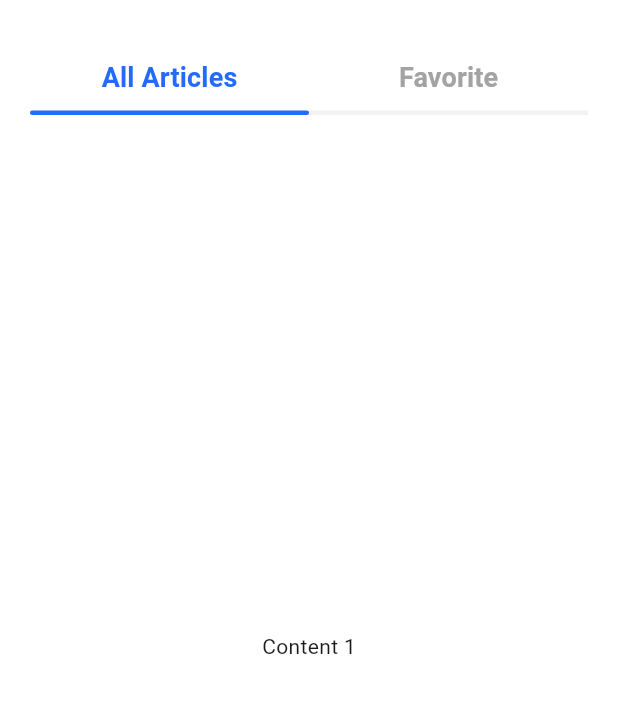
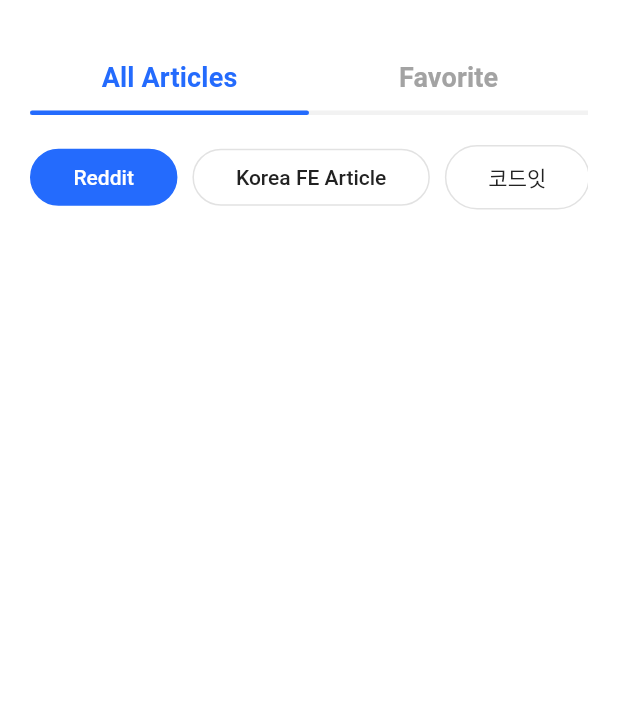
Before and after one commit to JeongEuiWang/post-it-app, a Flutter app: the HomeScreen screen opened directly, on a phone screen of 412 x 824 dp, the part 59-772 px from its top. Run offline on Flutter 3.47's test engine with Material 3 defaults, Android fonts, the phone set to English and light mode, and no system bars; our stand-ins replace flutter_svg, get; Roboto replaces fonts that are missing (Pretendard); project files that could hold a hidden picture were left out.

Commit message:
feature: Home Category Buttons UI(exclude feature)

```diff
--- /dev/null
+++ b/lib/constants/colors.dart
@@ -0,0 +1,8 @@
+import 'package:flutter/material.dart';
+
+extension CustomColors on Colors {
+  static const Color primary = Color(0xFF246BFD);
+  static const Color border = Color(0xFFE2E2E2);
+  static const Color white = Colors.white;
+  static const Color black = Color(0xFF222222);
+}
--- /dev/null
+++ b/lib/constants/font.dart
@@ -0,0 +1 @@
+const String pretendard = 'Pretendard';
--- a/lib/controller/category.controller.dart
+++ b/lib/controller/category.controller.dart
@@ -1,6 +1,6 @@
 import 'package:get/get.dart';
-import 'package:post_it/models/category_model.dart';
-import 'package:post_it/services/category_service.dart';
+import 'package:post_it/models/category.model.dart';
+import 'package:post_it/services/category.service.dart';
 
 class CategoryController extends GetxController {
   var isLoading = true.obs;
@@ -33,4 +33,8 @@ class CategoryController extends GetxController {
   void onSelectCategory(int index) {
     selectedCategoryIndex.value = index;
   }
+
+  bool isSelectedCategory(int index) {
+    return selectedCategoryIndex.value == index;
+  }
 }
--- a/lib/main.dart
+++ b/lib/main.dart
@@ -1,6 +1,6 @@
 import 'package:flutter/material.dart';
-import 'package:post_it/controller/category_controller.dart';
-import 'package:post_it/screens/splash.dart';
+import 'package:post_it/controller/category.controller.dart';
+import 'package:post_it/screens/splash.screen.dart';
 import 'package:get/get.dart';
 
 void main() {
--- a/lib/screens/home.screen.dart
+++ b/lib/screens/home.screen.dart
@@ -1,6 +1,7 @@
 import 'package:flutter/material.dart';
 import 'package:get/get.dart';
-import 'package:post_it/controller/category_controller.dart';
+import 'package:post_it/controller/category.controller.dart';
+import 'package:post_it/widgets/all_articles_tab.dart';
 import 'package:post_it/widgets/appBars/home_app_bar.dart';
 import 'package:post_it/widgets/home_tab_view.dart';
 
@@ -23,9 +24,9 @@ class HomeScreen extends StatelessWidget {
                     Tab(text: 'All Articles'),
                     Tab(text: 'Favorite'),
                   ],
-                  tabViews: const [
-                    Center(child: Text('Content 1')),
-                    Center(child: Text('Content 2')),
+                  tabViews: [
+                    AllArticlesTab(),
+                    const Center(child: Text('Content 2')),
                   ],
                 ),
               ),
--- a/lib/screens/login.screen.dart
+++ b/lib/screens/login.screen.dart
@@ -1,5 +1,5 @@
 import 'package:flutter/material.dart';
-import "package:post_it/screens/home.dart";
+import "package:post_it/screens/home.screen.dart";
 
 class LoginScreen extends StatelessWidget {
   const LoginScreen({super.key});
--- a/lib/screens/splash.screen.dart
+++ b/lib/screens/splash.screen.dart
@@ -1,7 +1,7 @@
 import 'package:flutter/material.dart';
-import 'package:post_it/screens/home.dart';
-import 'package:post_it/screens/login.dart';
-import 'package:post_it/services/login_service.dart';
+import 'package:post_it/screens/home.screen.dart';
+import 'package:post_it/screens/login.screen.dart';
+import 'package:post_it/services/login.service.dart';
 
 class SplashScreen extends StatefulWidget {
   const SplashScreen({super.key});
--- a/lib/services/category_service.dart
+++ b/lib/services/category.service.dart
@@ -1,4 +1,4 @@
-import 'package:post_it/models/category_model.dart';
+import 'package:post_it/models/category.model.dart';
 import 'package:post_it/utils/api_client.dart';
 
 class CategoryService {
@@ -10,7 +10,9 @@ class CategoryService {
     final dummy = [
       {"id": 1, "name": "Reddit"},
       {"id": 2, "name": "Korea FE Article"},
-      {"id": 3, "name": "코드잇"}
+      {"id": 3, "name": "코드잇"},
+      {"id": 4, "name": "아"},
+      {"id": 5, "name": "어어어어어어어어"}
     ];
     // final response = await apiClient.get('/users/$userId');
     return dummy.map((json) => Category.fromJson(json)).toList();
--- a/lib/widgets/all_articles_tab.dart
+++ b/lib/widgets/all_articles_tab.dart
@@ -0,0 +1,85 @@
+import 'package:flutter/material.dart';
+import 'package:post_it/constants/Colors.dart';
+import 'package:post_it/constants/font.dart';
+import 'package:post_it/controller/category.controller.dart';
+import 'package:get/get.dart';
+
+class AllArticlesTab extends StatelessWidget {
+  final CategoryController _categoryController = Get.find();
+
+  @override
+  Widget build(BuildContext context) {
+    return Column(
+      children: [
+        CategoryButtons()
+        // Expanded(
+
+        // )
+      ],
+    );
+  }
+}
+
+class CategoryButtons extends StatefulWidget {
+  @override
+  _CategoryButtonsState createState() => _CategoryButtonsState();
+}
+
+class _CategoryButtonsState extends State<CategoryButtons> {
+  final CategoryController _categoryController = Get.find();
+
+  @override
+  Widget build(BuildContext context) {
+    return SingleChildScrollView(
+      padding: const EdgeInsets.only(top: 20),
+      scrollDirection: Axis.horizontal,
+      child: Row(
+          mainAxisAlignment: MainAxisAlignment.start,
+          children:
+              List.generate(_categoryController.categories.length, (index) {
+            return Padding(
+              padding: const EdgeInsets.only(right: 10),
+              child: Obx(() => AnimatedContainer(
+                  duration: Duration(milliseconds: 150), // 애니메이션 지속 시간
+                  curve: Curves.easeInOut, // 애니메이션 곡선
+                  decoration: BoxDecoration(
+                    color: _categoryController.isSelectedCategory(index)
+                        ? CustomColors.primary
+                        : CustomColors.white,
+                    border: Border.all(
+                        width: 1,
+                        color: _categoryController.isSelectedCategory(index)
+                            ? CustomColors.primary
+                            : CustomColors.border),
+                    borderRadius:
+                        BorderRadius.circular(100), // 선택 여부에 따른 둥근 모서리
+                  ),
+                  child: TextButton(
+                      onPressed: () {
+                        _categoryController.onSelectCategory(index);
+                      },
+                      style: TextButton.styleFrom(
+                        minimumSize: Size.zero,
+                        padding:
+                            EdgeInsets.symmetric(vertical: 10, horizontal: 28),
+                        tapTargetSize: MaterialTapTargetSize.shrinkWrap,
+                      ),
+                      child: AnimatedDefaultTextStyle(
+                          duration: Duration(milliseconds: 150),
+                          curve: Curves.easeInOut, // 애니메이션 곡선
+                          style: TextStyle(
+                              fontSize: 14,
+                              color:
+                                  _categoryController.isSelectedCategory(index)
+                                      ? CustomColors.white
+                                      : CustomColors.black,
+                              fontFamily: pretendard,
+                              fontWeight: FontWeight.w500),
+                          child: Text(
+                            _categoryController.categories[index].name,
+                          ))))),
+            );
+          })),
+    );
+  }
+}
--- a/lib/widgets/category_buttons_widget.dart
+++ b/lib/widgets/category_buttons_widget.dart
@@ -1,5 +1,5 @@
 // import 'package:flutter/material.dart';
-// import 'package:post_it/controller/category_controller.dart';
+// import 'package:post_it/controller/category.controller.dart';
 // import 'package:get/get.dart';
 
 // class CategoryButtonsWidget extends StatelessWidget {
--- a/lib/widgets/tab_content_widget.dart
+++ /dev/null
@@ -1,17 +0,0 @@
-import 'package:flutter/material.dart';
-
-class TabContentWidget extends StatelessWidget {
-  final String content;
-
-  const TabContentWidget({super.key, required this.content});
-
-  @override
-  Widget build(BuildContext context) {
-    return Center(
-      child: Text(
-        content,
-        style: TextStyle(fontSize: 18),
-      ),
-    );
-  }
-}
```
Also changed, not shown: lib/services/login.service.dart (renamed from lib/services/login_service.dart).
